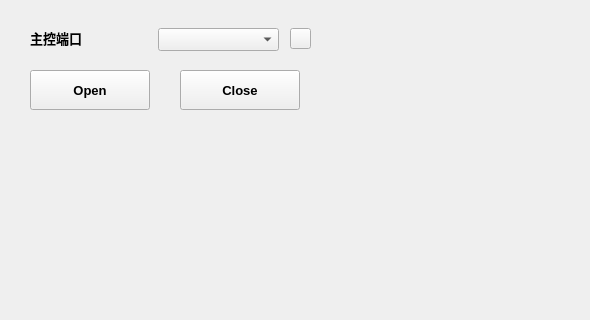
Old version of the form Gui_app/Page/CtrlPage/systemsettingpage.ui in the repository Trendwin/TrendWinUpgradeTool; both pictures show x 0 to 590 and y 0 to 320 of the 590 by 494 pixel window.
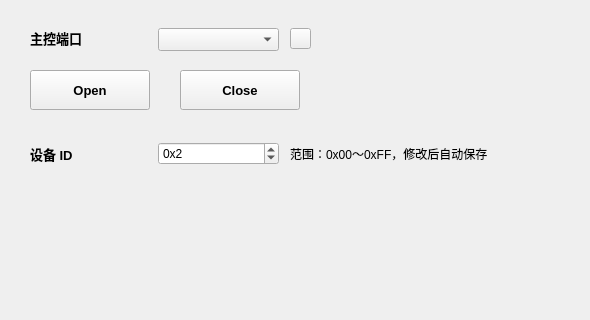
New version of the form. Icons and pictures are not drawn.

Commit message: Add persistent configurable target device ID (#2)

The edit to the form file:
```diff
--- a/Gui_app/Page/CtrlPage/systemsettingpage.ui
+++ b/Gui_app/Page/CtrlPage/systemsettingpage.ui
@@ -115,6 +115,71 @@
     <string>Close</string>
    </property>
   </widget>
+  <widget class="QLabel" name="label_DeviceID">
+   <property name="geometry">
+    <rect>
+     <x>30</x>
+     <y>142</y>
+     <width>120</width>
+     <height>23</height>
+    </rect>
+   </property>
+   <property name="font">
+    <font>
+     <family>Arial</family>
+     <pointsize>10</pointsize>
+     <weight>75</weight>
+     <bold>true</bold>
+    </font>
+   </property>
+   <property name="text">
+    <string>设备 ID</string>
+   </property>
+   <property name="buddy">
+    <cstring>spin_DeviceID</cstring>
+   </property>
+  </widget>
+  <widget class="QSpinBox" name="spin_DeviceID">
+   <property name="geometry">
+    <rect>
+     <x>158</x>
+     <y>142</y>
+     <width>121</width>
+     <height>23</height>
+    </rect>
+   </property>
+   <property name="toolTip">
+    <string>报文目标设备 ID，修改后自动保存，下次操作生效。</string>
+   </property>
+   <property name="keyboardTracking">
+    <bool>false</bool>
+   </property>
+   <property name="prefix">
+    <string>0x</string>
+   </property>
+   <property name="maximum">
+    <number>255</number>
+   </property>
+   <property name="value">
+    <number>2</number>
+   </property>
+   <property name="displayIntegerBase">
+    <number>16</number>
+   </property>
+  </widget>
+  <widget class="QLabel" name="label_DeviceIDHint">
+   <property name="geometry">
+    <rect>
+     <x>290</x>
+     <y>142</y>
+     <width>280</width>
+     <height>23</height>
+    </rect>
+   </property>
+   <property name="text">
+    <string>范围：0x00～0xFF，修改后自动保存</string>
+   </property>
+  </widget>
  </widget>
  <resources>
   <include location="../../Resource.qrc"/>
```
The commit also changes 7 other files.
